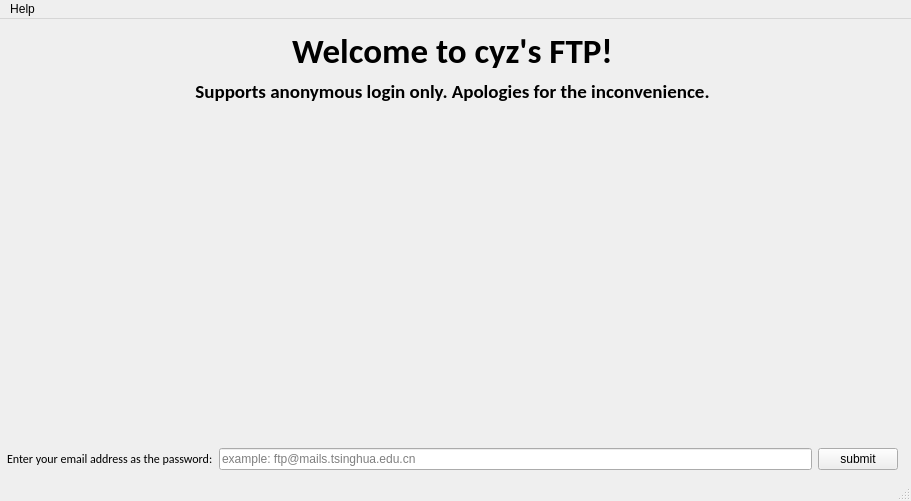
yezhen17/FTP_Project, file client/gui/test.ui: the form before one commit.
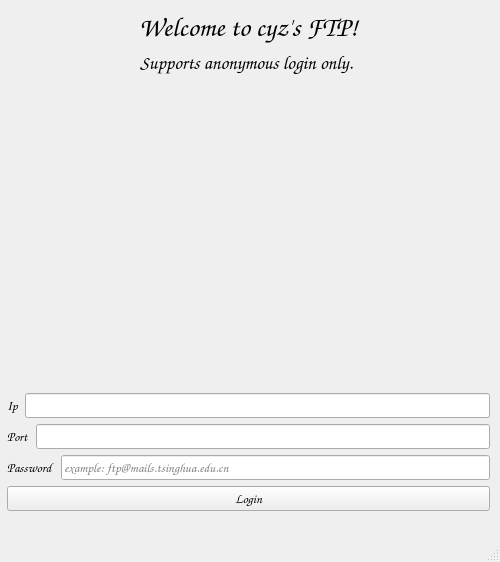
The form after the commit.

Patch:
```diff
--- a/client/gui/test.ui
+++ b/client/gui/test.ui
@@ -6,10 +6,47 @@
    <rect>
     <x>0</x>
     <y>0</y>
-    <width>911</width>
-    <height>501</height>
+    <width>500</width>
+    <height>562</height>
    </rect>
   </property>
+  <property name="palette">
+   <palette>
+    <active>
+     <colorrole role="Base">
+      <brush brushstyle="SolidPattern">
+       <color alpha="255">
+        <red>255</red>
+        <green>255</green>
+        <blue>255</blue>
+       </color>
+      </brush>
+     </colorrole>
+    </active>
+    <inactive>
+     <colorrole role="Base">
+      <brush brushstyle="SolidPattern">
+       <color alpha="255">
+        <red>255</red>
+        <green>255</green>
+        <blue>255</blue>
+       </color>
+      </brush>
+     </colorrole>
+    </inactive>
+    <disabled>
+     <colorrole role="Base">
+      <brush brushstyle="SolidPattern">
+       <color alpha="255">
+        <red>240</red>
+        <green>220</green>
+        <blue>240</blue>
+       </color>
+      </brush>
+     </colorrole>
+    </disabled>
+   </palette>
+  </property>
   <property name="windowTitle">
    <string>FTP Client</string>
   </property>
@@ -19,8 +56,8 @@
      <rect>
       <x>7</x>
       <y>10</y>
-      <width>891</width>
-      <height>441</height>
+      <width>483</width>
+      <height>501</height>
      </rect>
     </property>
     <layout class="QVBoxLayout" name="verticalLayout">
@@ -28,8 +65,8 @@
       <widget class="QLabel" name="title">
        <property name="font">
         <font>
-         <family>Calibri</family>
-         <pointsize>26</pointsize>
+         <family>Comic Sans MS</family>
+         <pointsize>20</pointsize>
          <weight>75</weight>
          <bold>true</bold>
         </font>
@@ -52,14 +89,14 @@
       <widget class="QLabel" name="login_hint">
        <property name="font">
         <font>
-         <family>Calibri</family>
+         <family>Comic Sans MS</family>
          <pointsize>14</pointsize>
          <weight>75</weight>
          <bold>true</bold>
         </font>
        </property>
        <property name="text">
-        <string>Supports anonymous login only. Apologies for the inconvenience.</string>
+        <string>Supports anonymous login only. </string>
        </property>
        <property name="alignment">
         <set>Qt::AlignCenter</set>
@@ -79,36 +116,109 @@
        </property>
       </spacer>
      </item>
+     <item>
+      <layout class="QHBoxLayout" name="horizontalLayout_2">
+       <property name="bottomMargin">
+        <number>0</number>
+       </property>
+       <item>
+        <widget class="QLabel" name="label_2">
+         <property name="font">
+          <font>
+           <family>Comic Sans MS</family>
+           <pointsize>10</pointsize>
+          </font>
+         </property>
+         <property name="text">
+          <string>Ip</string>
+         </property>
+        </widget>
+       </item>
+       <item>
+        <widget class="QLineEdit" name="lineIP">
+         <property name="font">
+          <font>
+           <family>Comic Sans MS</family>
+           <pointsize>10</pointsize>
+          </font>
+         </property>
+        </widget>
+       </item>
+      </layout>
+     </item>
+     <item>
+      <layout class="QHBoxLayout" name="horizontalLayout_3">
+       <property name="bottomMargin">
+        <number>0</number>
+       </property>
+       <item>
+        <widget class="QLabel" name="label_3">
+         <property name="font">
+          <font>
+           <family>Comic Sans MS</family>
+           <pointsize>10</pointsize>
+          </font>
+         </property>
+         <property name="text">
+          <string>Port</string>
+         </property>
+        </widget>
+       </item>
+       <item>
+        <widget class="QLineEdit" name="linePort">
+         <property name="font">
+          <font>
+           <family>Comic Sans MS</family>
+           <pointsize>10</pointsize>
+          </font>
+         </property>
+        </widget>
+       </item>
+      </layout>
+     </item>
      <item>
       <layout class="QHBoxLayout" name="horizontalLayout">
        <item>
         <widget class="QLabel" name="label">
          <property name="font">
           <font>
-           <family>Calibri</family>
+           <family>Comic Sans MS</family>
+           <pointsize>10</pointsize>
           </font>
          </property>
          <property name="text">
-          <string>Enter your email address as the password:</string>
+          <string>Password</string>
          </property>
         </widget>
        </item>
        <item>
         <widget class="QLineEdit" name="lineEdit">
+         <property name="font">
+          <font>
+           <family>Comic Sans MS</family>
+           <pointsize>10</pointsize>
+          </font>
+         </property>
          <property name="placeholderText">
           <string>example: ftp@mails.tsinghua.edu.cn</string>
          </property>
         </widget>
        </item>
-       <item>
-        <widget class="QPushButton" name="pushButton">
-         <property name="text">
-          <string>submit</string>
-         </property>
-        </widget>
-       </item>
       </layout>
      </item>
+     <item>
+      <widget class="QPushButton" name="pushButton">
+       <property name="font">
+        <font>
+         <family>Comic Sans MS</family>
+         <pointsize>10</pointsize>
+        </font>
+       </property>
+       <property name="text">
+        <string>Login</string>
+       </property>
+      </widget>
+     </item>
     </layout>
    </widget>
   </widget>
@@ -117,17 +227,10 @@
     <rect>
      <x>0</x>
      <y>0</y>
-     <width>911</width>
+     <width>500</width>
      <height>26</height>
     </rect>
    </property>
-   <widget class="QMenu" name="menuHello">
-    <property name="title">
-     <string>Help</string>
-    </property>
-    <addaction name="actionAbout_us"/>
-   </widget>
-   <addaction name="menuHello"/>
   </widget>
   <widget class="QStatusBar" name="statusbar"/>
   <action name="actionAbout_us">
```
